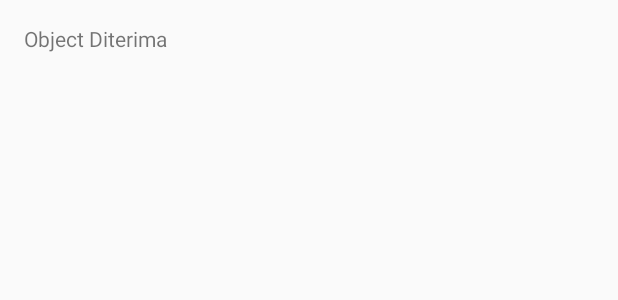
After one commit to hanseltertiusJCU/MADEExercise-Kotlin, an Android app: the layout activity_move_with_object.xml on its own in the app's theme, with its tools: preview values and no code run, on a phone screen of 412 x 824 dp. The commit adds this screen. Shown: the top 300 px of the screen. Run offline under Robolectric (Android 15) with nearby library versions, the phone set to English and light mode, and no system bars.

Commit message:
Implement Intent with Parcelabelable

```diff
--- a/MyIntentApp/app/build.gradle
+++ b/MyIntentApp/app/build.gradle
@@ -3,6 +3,10 @@ apply plugin: 'com.android.application'
 apply plugin: 'kotlin-android'
 
 apply plugin: 'kotlin-android-extensions'
+
+androidExtensions {
+    experimental = true
+}
 
 android {
     compileSdkVersion 29
--- a/MyIntentApp/app/src/main/AndroidManifest.xml
+++ b/MyIntentApp/app/src/main/AndroidManifest.xml
@@ -9,7 +9,8 @@
         android:roundIcon="@mipmap/ic_launcher_round"
         android:supportsRtl="true"
         android:theme="@style/AppTheme">
-        <activity android:name=".MoveWithDataActivity"></activity>
+        <activity android:name=".MoveWithObjectActivity"></activity>
+        <activity android:name=".MoveWithDataActivity" />
         <activity android:name=".MoveActivity" />
         <activity android:name=".MainActivity">
             <intent-filter>
--- /dev/null
+++ b/MyIntentApp/app/src/main/res/layout/activity_move_with_object.xml
@@ -0,0 +1,15 @@
+<?xml version="1.0" encoding="utf-8"?>
+<RelativeLayout xmlns:android="http://schemas.android.com/apk/res/android"
+    xmlns:tools="http://schemas.android.com/tools"
+    android:layout_width="match_parent"
+    android:layout_height="match_parent"
+    android:padding="16dp"
+    tools:context=".MoveWithObjectActivity">
+
+    <TextView
+        android:id="@+id/tv_object_received"
+        android:layout_width="match_parent"
+        android:layout_height="wrap_content"
+        android:text="@string/object_received"/>
+
+</RelativeLayout>
```
Also changed, not shown: MyIntentApp/app/src/main/java/com/example/myintentapp/MainActivity.kt (+15 -0 lines), MyIntentApp/app/src/main/java/com/example/myintentapp/MoveWithObjectActivity.kt (added, +23 -0 lines), MyIntentApp/app/src/main/java/com/example/myintentapp/Person.kt (added, +12 -0 lines), MyIntentApp/app/src/main/res/layout/activity_main.xml (+7 -0 lines).
